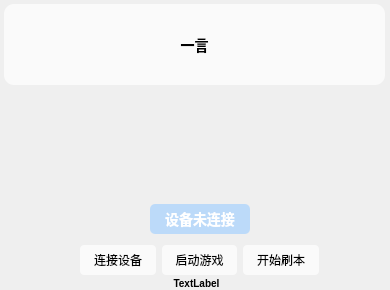
Above: arknightsUI.ui from ander1023/ArkAuto before the change. Below: the same form after it.
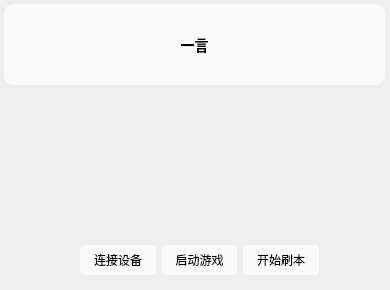
That is the form after the change. Icons and pictures are not drawn.

Diff of the .ui file:
```diff
--- a/arknightsUI.ui
+++ b/arknightsUI.ui
@@ -51,28 +51,6 @@
     <property name="frameShadow">
      <enum>QFrame::Raised</enum>
     </property>
-    <widget class="QLabel" name="stateLable">
-     <property name="geometry">
-      <rect>
-       <x>150</x>
-       <y>204</y>
-       <width>100</width>
-       <height>30</height>
-      </rect>
-     </property>
-     <property name="styleSheet">
-      <string notr="true">*{background:rgba(153,204,255,0.6);border-radius:5px}</string>
-     </property>
-     <property name="text">
-      <string>设备未连接</string>
-     </property>
-     <property name="alignment">
-      <set>Qt::AlignCenter</set>
-     </property>
-     <property name="wordWrap">
-      <bool>false</bool>
-     </property>
-    </widget>
     <widget class="QWidget" name="layoutWidget">
      <property name="geometry">
       <rect>
@@ -148,7 +126,7 @@
       <string notr="true">*{color:black;border-radius:10px;font-size:10px}</string>
      </property>
      <property name="text">
-      <string>TextLabel</string>
+      <string/>
      </property>
      <property name="alignment">
       <set>Qt::AlignCenter</set>
```
